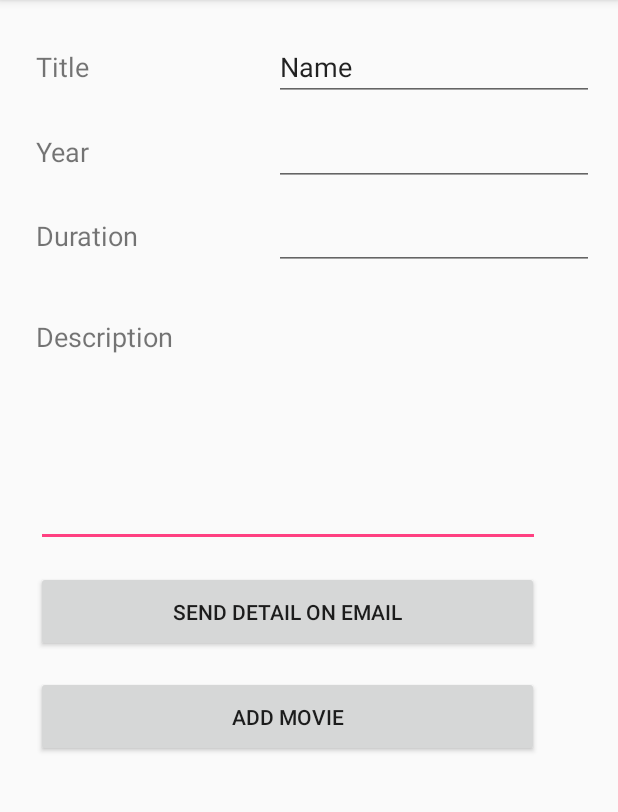
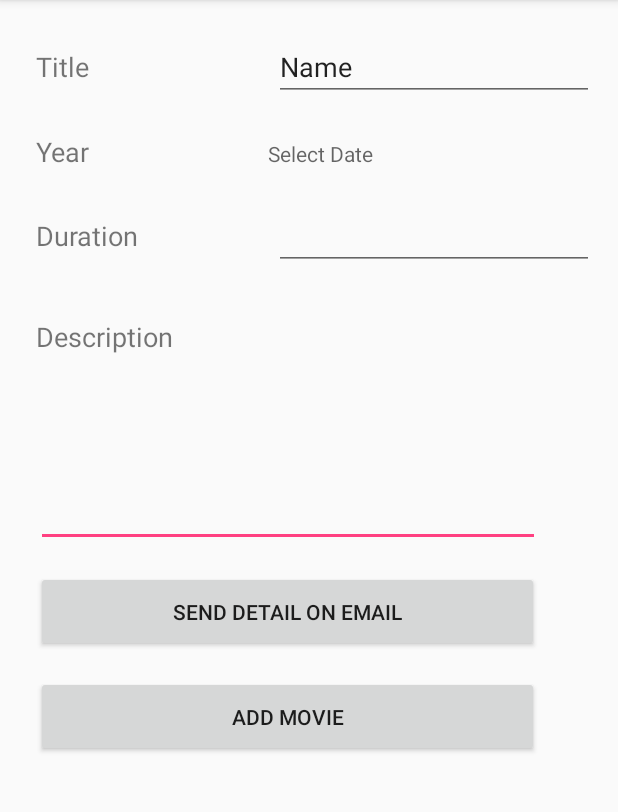
Before and after one commit to wyking1997/MobileProgramming, an Android app: the screen it shows after launch (CreateNewItemActivity), after a tap on "ADD NEW MOVIE", on a phone screen of 412 x 824 dp, the part 84-896 px from its top. Run offline under Robolectric (Android 15) with nearby library versions, the phone set to English and light mode, and no system bars.

Commit message:
Android datepicker

```diff
--- a/CinemaCluj/app/src/main/java/com/cluj/cinema/marius/cinemacluj/MovieListActivity.java
+++ b/CinemaCluj/app/src/main/java/com/cluj/cinema/marius/cinemacluj/MovieListActivity.java
@@ -30,12 +30,12 @@ public class MovieListActivity extends ListActivity {
 
     static {
         MOVIES = new ArrayList<>();
-        MOVIES.addAll(Arrays.asList(new Movie[]{new Movie(2017, "Piratii din caraibe", 95, "betiv norocos"),
-                new Movie(2017, "Omul paianjen", 80, "This is with benner!"),
-                new Movie(2017, "Thor", 115, "big green animal"),
-                new Movie(2008, "Neinfricata", 65, "roscata si trage cu arcul"),
-                new Movie(2010, "Minionii 1", 87, "galbeni si multi 1"),
-                new Movie(2011, "Minionii 2", 71, "galbeni si multi 2")
+        MOVIES.addAll(Arrays.asList(new Movie[]{new Movie("2017-12-01", "Piratii din caraibe", 95, "betiv norocos"),
+                new Movie("2017-12-14", "Omul paianjen", 80, "This is with benner!"),
+                new Movie("2017-10-01", "Thor", 115, "big green animal"),
+                new Movie("2015-02-25", "Neinfricata", 65, "roscata si trage cu arcul"),
+                new Movie("2017-11-22", "Minionii 1", 87, "galbeni si multi 1"),
+                new Movie("2014-12-12", "Minionii 2", 71, "galbeni si multi 2")
         }));
     }
 
@@ -86,7 +86,7 @@ public class MovieListActivity extends ListActivity {
                             break;
                         }
                     movie.setTitle(data.getStringExtra("title"));
-                    movie.setYear(data.getIntExtra("year", -1));
+                    movie.setYear(data.getStringExtra("year"));
                     movie.setDuration(data.getIntExtra("duration", -1));
 
                     MovieListActivity.titles.set(position, movie.getListItemRepresentation());
@@ -105,7 +105,7 @@ public class MovieListActivity extends ListActivity {
                 }
             } else if (requestCode == CREATE_MOVIE_REQUEST) {
                 Movie movie = new Movie(
-                        data.getIntExtra("year", -1),
+                        data.getStringExtra("year"),
                         data.getStringExtra("title"),
                         data.getIntExtra("duration", -1),
                         data.getStringExtra("description")
--- a/CinemaCluj/app/src/main/java/com/cluj/cinema/marius/cinemacluj/model/Movie.java
+++ b/CinemaCluj/app/src/main/java/com/cluj/cinema/marius/cinemacluj/model/Movie.java
@@ -10,13 +10,13 @@ public class Movie implements Serializable {
 
     private static int COUNTER = 0;
 
-    private int year;
+    private String year;
     private String title;
     private int duration;
     private String description;
     private int id;
 
-    public Movie(int year, String title, int duration, String description) {
+    public Movie(String year, String title, int duration, String description) {
         this.year = year;
         this.title = title;
         this.duration = duration;
@@ -47,7 +47,7 @@ public class Movie implements Serializable {
 
     @Override
     public int hashCode() {
-        int result = year;
+        int result = year.hashCode();
         result = 31 * result + (title != null ? title.hashCode() : 0);
         result = 31 * result + duration;
         return result;
@@ -57,11 +57,11 @@ public class Movie implements Serializable {
         return id;
     }
 
-    public int getYear() {
+    public String getYear() {
         return year;
     }
 
-    public void setYear(int year) {
+    public void setYear(String year) {
         this.year = year;
     }
 
--- a/CinemaCluj/app/src/main/res/layout/activity_create_new_item.xml
+++ b/CinemaCluj/app/src/main/res/layout/activity_create_new_item.xml
@@ -100,15 +100,16 @@
         app:layout_constraintBaseline_toBaselineOf="@+id/titleTextView"
         app:layout_constraintRight_toRightOf="parent" />
 
-    <EditText
-        android:id="@+id/yearTextAdd"
-        android:layout_width="wrap_content"
-        android:layout_height="wrap_content"
+    <TextView
+        android:id="@+id/tvDate"
+        android:layout_width="217dp"
+        android:layout_height="38dp"
+        android:layout_marginRight="16dp"
         android:ems="10"
-        android:inputType="number"
+        android:hint="Select Date"
         app:layout_constraintBaseline_toBaselineOf="@+id/yearTextView"
-        android:layout_marginRight="16dp"
-        app:layout_constraintRight_toRightOf="parent" />
+        app:layout_constraintRight_toRightOf="parent"
+        tools:layout_editor_absoluteX="151dp" />
 
     <EditText
         android:id="@+id/durationTextAdd"
```
Also changed, not shown: CinemaCluj/app/src/main/java/com/cluj/cinema/marius/cinemacluj/CreateNewItemActivity.java (+47 -25 lines), CinemaCluj/app/src/main/java/com/cluj/cinema/marius/cinemacluj/MovieDetailActivity.java (+48 -22 lines), CinemaCluj/app/src/main/res/layout/activity_movie_detail.xml (+7 -9 lines).
